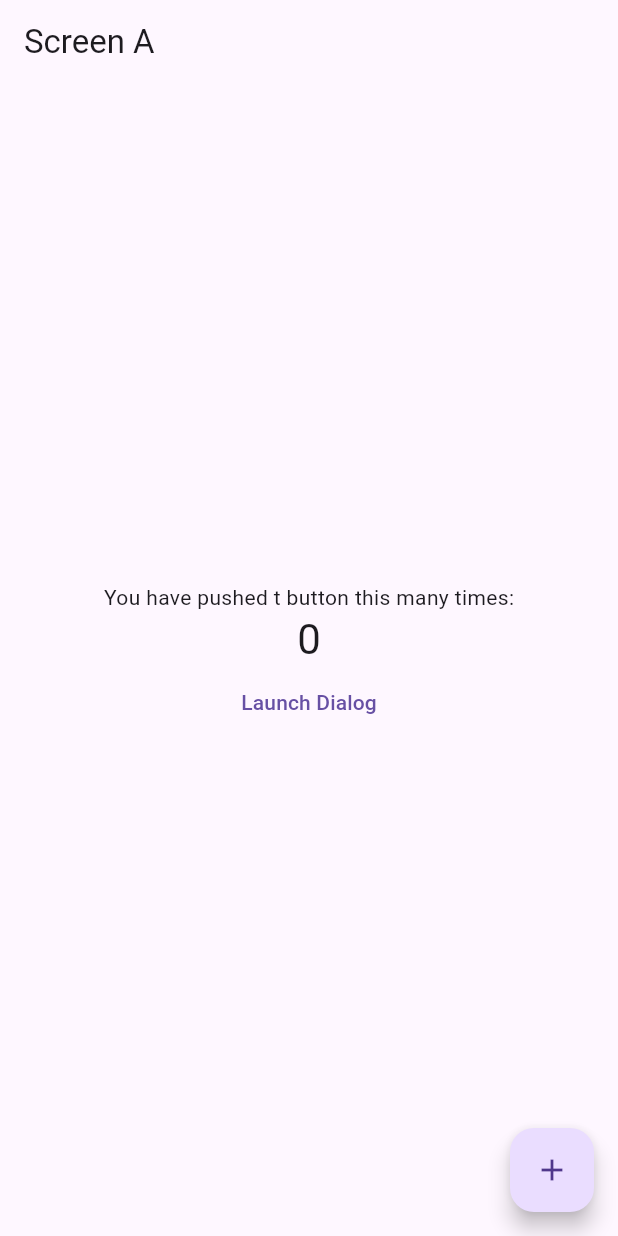
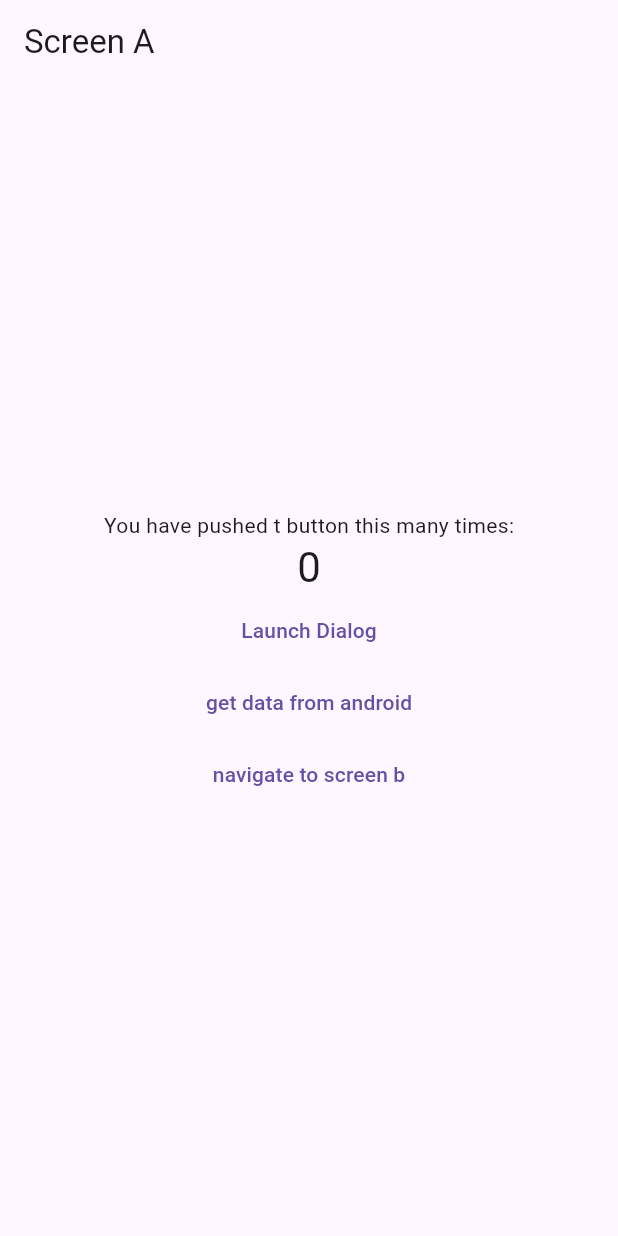
Before and after one commit to andannn/TestFlutterModel, a Flutter app: the screen it shows after launch, on a phone screen of 412 x 824 dp. Run offline on Flutter 3.47's test engine with Material 3 defaults, Android fonts, the phone set to English and light mode, and no system bars.

Commit message:
connection with flutter

```diff
--- /dev/null
+++ b/flutterscreens/lib/screen_a/screen_a.dart
@@ -0,0 +1,97 @@
+import 'package:flutter/material.dart';
+import 'package:my_flutter/channel/method_channel.dart';
+import 'package:my_flutter/screen_a/screen_a_state.dart';
+import 'package:provider/provider.dart';
+
+class ScreenA extends StatelessWidget {
+  const ScreenA({super.key});
+
+  // This widget is the root of your application.
+  @override
+  Widget build(BuildContext context) {
+    return MultiProvider(
+      providers: [
+        ChangeNotifierProvider(
+          create: (_) => ScreenAState(
+            handler: Provider.of<MethodHandler>(context, listen: false),
+          ),
+        ),
+      ],
+      child: MaterialApp(
+        title: 'Flutter Demo',
+        theme: ThemeData(
+          primarySwatch: Colors.blue,
+        ),
+        home: const MyHomePage(title: 'Screen A'),
+      ),
+    );
+  }
+}
+
+class MyHomePage extends StatefulWidget {
+  const MyHomePage({super.key, required this.title});
+
+  final String title;
+
+  @override
+  State<MyHomePage> createState() => _MyHomePageState();
+}
+
+class _MyHomePageState extends State<MyHomePage> {
+  @override
+  Widget build(BuildContext context) {
+    final state = Provider.of<ScreenAState>(context);
+    return Scaffold(
+      appBar: AppBar(
+        title: Text(widget.title),
+      ),
+      body: Center(
+        child: Column(
+          mainAxisAlignment: MainAxisAlignment.center,
+          children: <Widget>[
+            const Text(
+              'You have pushed t button this many times:',
+            ),
+            Text(
+              '${state.state}',
+              style: Theme.of(context).textTheme.headlineMedium,
+            ),
+            TextButton(
+              onPressed: () {
+                showDialog(
+                    context: context,
+                    builder: (BuildContext context) {
+                      return AlertDialog(
+                        title: const Text('Some info'),
+                        actions: [
+                          TextButton(
+                            onPressed: () {
+                              Navigator.of(context).pop();
+                            },
+                            child: const Text('OK'),
+                          )
+                        ],
+                      );
+                    });
+              },
+              child: const Text('Launch Dialog'),
+            ),
+            TextButton(
+              onPressed: () {
+                Provider.of<ScreenAState>(context, listen: false).requestData();
+              },
+              child: const Text('get data from android'),
+            ),
+            TextButton(
+              onPressed: () {
+                Provider.of<MethodHandler>(context, listen: false)
+                    .navigateToScreenB();
+              },
+              child: const Text('navigate to screen b'),
+            ),
+          ],
+        ),
+      ),
+    );
+  }
+}
--- /dev/null
+++ b/flutterscreens/lib/screen_a/screen_a_state.dart
@@ -0,0 +1,18 @@
+import 'package:flutter/cupertino.dart';
+import 'package:my_flutter/channel/method_channel.dart';
+
+class ScreenAState with ChangeNotifier {
+  ScreenAState({required this.handler});
+
+  final MethodHandler handler;
+
+  int state = 0;
+
+  void requestData() async {
+    final result = await handler.foo();
+
+    state = result;
+
+    notifyListeners();
+  }
+}
--- a/flutterscreens/pubspec.yaml
+++ b/flutterscreens/pubspec.yaml
@@ -27,6 +27,7 @@ dependencies:
   # The following adds the Cupertino Icons font to your application.
   # Use with the CupertinoIcons class for iOS style icons.
   cupertino_icons: ^1.0.2
+  provider: ^6.1.1
 
 dev_dependencies:
   flutter_test:
```
Also changed, not shown: flutterscreens/lib/channel/method_channel.dart (+10 -4 lines), flutterscreens/lib/main.dart (+22 -193 lines), flutterscreens/lib/screen_b/screen_b.dart (added, +90 -0 lines), flutterscreens/.android/app/src/main/res/mipmap-hdpi/ic_launcher.png (added), flutterscreens/pubspec.lock, 11 other files.
